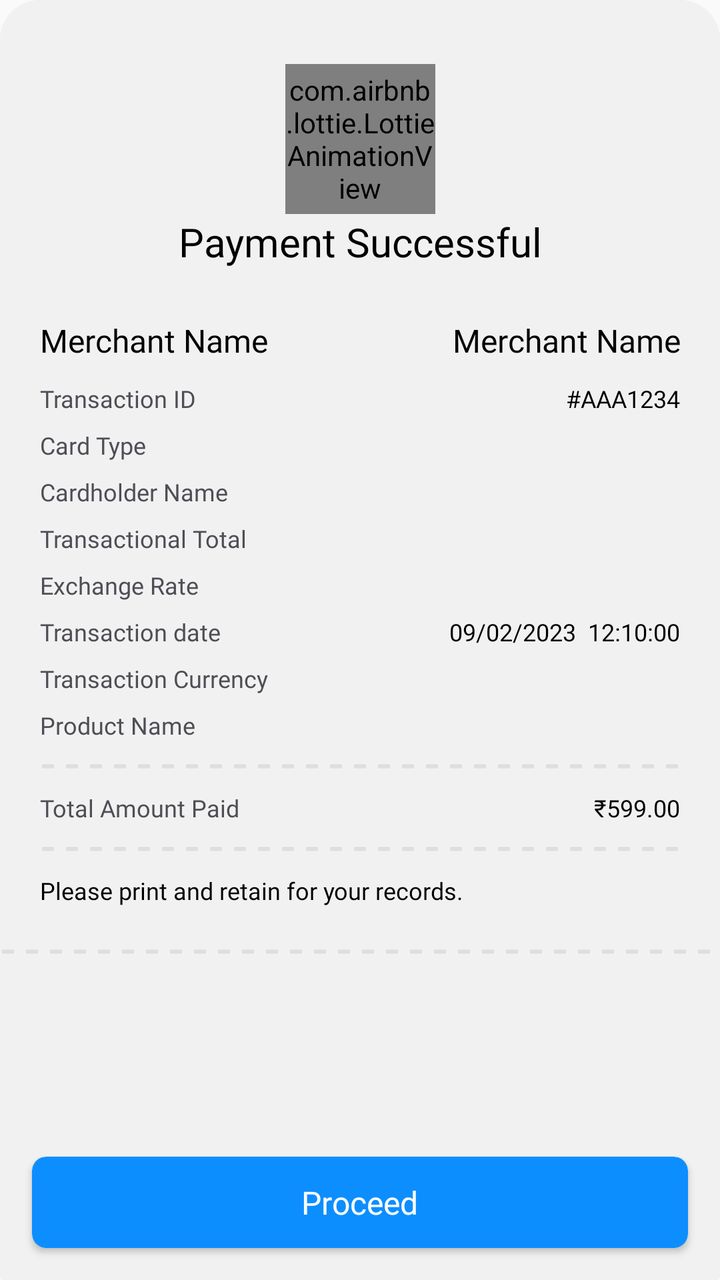
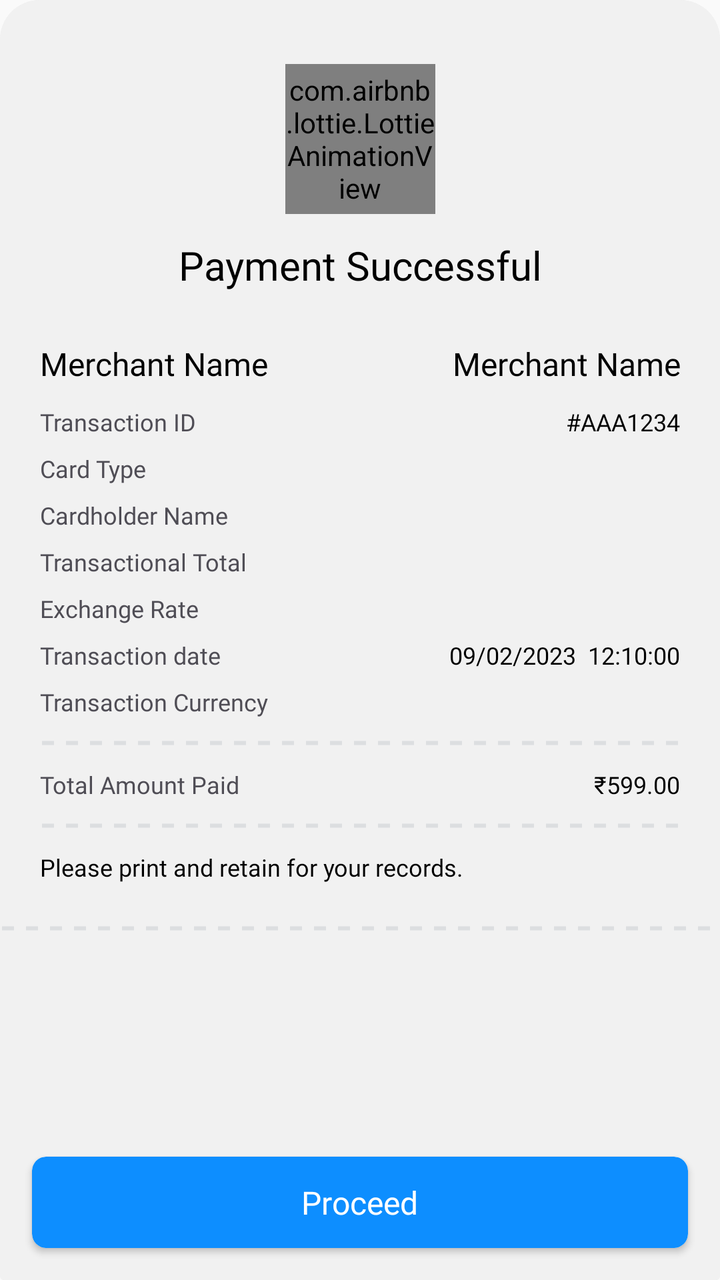

The first picture is an Android layout as it rendered before a commit; the second is the same layout after the commit. The layout source and the unified diff follow.
<!-- AndroidManifest.xml: application theme AppTheme -->
<!-- res/layout/fragment_payment_successful_with_details_bottom_sheet.xml -->
<?xml version="1.0" encoding="utf-8"?>
<androidx.coordinatorlayout.widget.CoordinatorLayout xmlns:android="http://schemas.android.com/apk/res/android"
    xmlns:app="http://schemas.android.com/apk/res-auto"
    android:layout_width="match_parent"
    android:layout_height="wrap_content"
    android:background="@drawable/bottom_sheet_bg">

    <FrameLayout
        android:id="@+id/frameLayout1"
        android:layout_width="match_parent"
        android:layout_height="wrap_content"
        android:background="@drawable/bottom_sheet_bg">

        <androidx.constraintlayout.widget.ConstraintLayout
            android:id="@+id/constraintLayout123"
            android:layout_width="match_parent"
            android:layout_height="wrap_content"
            android:background="@drawable/bottom_sheet_bg">

            <RelativeLayout
                android:id="@+id/lottieAnimationViewConstraint"
                android:layout_width="wrap_content"
                android:layout_height="wrap_content"
                android:layout_marginTop="32dp"
                app:layout_constraintEnd_toEndOf="parent"
                app:layout_constraintStart_toStartOf="parent"
                app:layout_constraintTop_toTopOf="parent">

                <com.airbnb.lottie.LottieAnimationView
                    android:id="@+id/lottieAnimationView"
                    android:layout_width="75dp"
                    android:layout_height="75dp"
                    android:layout_centerInParent="true"
                    app:lottie_autoPlay="true"
                    app:lottie_fileName="complete_json.json"
                    app:lottie_loop="true" />

            </RelativeLayout>

            <androidx.constraintlayout.widget.ConstraintLayout
                android:id="@+id/clMainContainer"
                android:layout_width="match_parent"
                android:layout_height="wrap_content"
                android:layout_marginTop="25dp"
                android:layout_marginBottom="150dp"
                app:layout_constraintBottom_toTopOf="@+id/proceedButton"
                app:layout_constraintTop_toBottomOf="@+id/lottieAnimationViewConstraint"
                app:layout_constraintVertical_bias="0.5">

                <TextView
                    android:id="@+id/tvPaymentSuccess"
                    android:layout_width="wrap_content"
                    android:layout_height="wrap_content"
                    android:fontFamily="@font/poppins_medium"
                    android:text="Payment Successful"
                    android:textColor="#000000"
                    android:gravity="center"
                    android:textSize="20sp"
                    app:layout_constraintEnd_toEndOf="parent"
                    app:layout_constraintStart_toStartOf="parent"
                    app:layout_constraintTop_toTopOf="parent" />



                <LinearLayout
                    android:id="@+id/llMainContainer"
                    android:layout_width="0dp"
                    android:orientation="vertical"
                    app:layout_constraintStart_toStartOf="parent"
                    app:layout_constraintEnd_toEndOf="parent"
                    android:layout_marginStart="20dp"
                    android:layout_marginEnd="20dp"
                    app:layout_constraintTop_toBottomOf="@+id/tvPaymentSuccess"
                    android:layout_height="wrap_content"
                    android:layout_marginTop="25dp">

                    <LinearLayout
                        android:id="@+id/llMerchantName"
                        android:layout_width="match_parent"
                        android:orientation="horizontal"
                        android:layout_height="wrap_content"
                        app:layout_constraintEnd_toEndOf="@+id/transactionIDTextView"
                        app:layout_constraintStart_toStartOf="@+id/textView24"
                        app:layout_constraintTop_toBottomOf="@+id/textView"
                        android:weightSum="2">

                        <TextView
                            android:layout_width="0dp"
                            android:layout_weight="1"
                            android:layout_height="wrap_content"
                            android:fontFamily="@font/poppins_medium"
                            android:text="Merchant Name"
                            android:textColor="#000000"
                            android:textSize="16sp"
                            />

                        <TextView
                            android:id="@+id/tvMerchantName"
                            android:layout_width="0dp"
                            android:layout_weight="1"
                            android:layout_height="wrap_content"
                            android:fontFamily="@font/poppins_medium"
                            android:text="Merchant Name"
                            android:textColor="#000000"
                            android:textSize="16sp"
                            android:gravity="end"
                            />


                    </LinearLayout>

                    <LinearLayout
                        android:layout_width="match_parent"
                        android:orientation="horizontal"
                        android:layout_height="wrap_content"
                        android:layout_marginTop="10dp"
                        android:weightSum="2">

                        <TextView
                            android:id="@+id/textView24"
                            android:layout_width="0dp"
                            android:layout_height="wrap_content"
                            android:layout_weight="1"
                            android:fontFamily="@font/poppins"
                            android:text="Transaction ID"
                            android:textColor="#4F4D55"
                            android:textSize="12sp" />

                        <TextView
                            android:id="@+id/transactionIDTextView"
                            android:layout_width="0dp"
                            android:layout_weight="1"
                            android:layout_height="wrap_content"
                            android:fontFamily="@font/poppins_medium"
                            android:text="#AAA1234"
                            android:textColor="#000000"
                            android:gravity="end"
                            android:textSize="12sp" />


                    </LinearLayout>

                    <LinearLayout
                        android:id="@+id/llCardType"
                        android:layout_width="match_parent"
                        android:orientation="horizontal"
                        android:layout_height="wrap_content"
                        android:layout_marginTop="7dp"
                        android:weightSum="2">

                        <TextView
                            android:layout_width="0dp"
                            android:layout_weight="1"
                            android:layout_height="wrap_content"
                            android:fontFamily="@font/poppins"
                            android:text="Card Type"
                            android:textColor="#4F4D55"
                            android:textSize="12sp"
                            />

                        <TextView
                            android:id="@+id/tvCardType"
                            android:layout_width="0dp"
                            android:layout_height="wrap_content"
                            android:fontFamily="@font/poppins_medium"                            android:layout_weight="1"
                            android:text=""
                            android:gravity="end"
                            android:textColor="#000000"
                            android:textSize="12sp" />


                    </LinearLayout>


                    <LinearLayout
                        android:id="@+id/llCardHolderName"
                        android:layout_width="match_parent"
                        android:orientation="horizontal"
                        android:layout_height="wrap_content"
                        android:layout_marginTop="7dp"
                        android:weightSum="2">

                        <TextView
                            android:layout_width="0dp"
                            android:layout_height="wrap_content"
                            android:fontFamily="@font/poppins"                            android:layout_weight="1"
                            android:text="Cardholder Name"
                            android:textColor="#4F4D55"
                            android:textSize="12sp" />

                        <TextView
                            android:id="@+id/tvCardHolderName"
                            android:layout_width="0dp"
                            android:layout_height="wrap_content"
                            android:fontFamily="@font/poppins_medium"
                            android:layout_weight="1"
                            android:text=""
                            android:gravity="end"
                            android:textColor="#000000"
                            android:textSize="12sp" />

                    </LinearLayout>


                    <LinearLayout
                        android:id="@+id/llTransTotal"
                        android:layout_width="match_parent"
                        android:orientation="horizontal"
                        android:layout_height="wrap_content"
                        android:layout_marginTop="7dp"
                        android:weightSum="2">

                        <TextView
                            android:id="@+id/transTotalDCC"
                            android:layout_width="0dp"
                            android:layout_height="wrap_content"
                            android:fontFamily="@font/poppins"                            android:layout_weight="1"
                            android:text="Transactional Total"
                            android:textColor="#4F4D55"
                            android:textSize="12sp" />

                        <TextView
                            android:id="@+id/tvTransTotal"
                            android:layout_width="0dp"
                            android:layout_height="wrap_content"
                            android:fontFamily="@font/poppins_medium"
                            android:layout_weight="1"
                            android:text=""
                            android:gravity="end"
                            android:textColor="#000000"
                            android:textSize="12sp" />

                    </LinearLayout>

                    <LinearLayout
                        android:id="@+id/llExchangeRate"
                        android:layout_width="match_parent"
                        android:orientation="horizontal"
                        android:layout_height="wrap_content"
                        android:layout_marginTop="7dp"
                        android:weightSum="2">

                        <TextView
                            android:layout_width="0dp"
                            android:layout_height="wrap_content"
                            android:fontFamily="@font/poppins"                            android:layout_weight="1"
                            android:text="Exchange Rate"
                            android:textColor="#4F4D55"
                            android:textSize="12sp" />

                        <TextView
                            android:id="@+id/tvExchangeRate"
                            android:layout_width="0dp"
                            android:layout_height="wrap_content"
                            android:fontFamily="@font/poppins_medium"
                            android:layout_weight="1"
                            android:text=""
                            android:gravity="end"
                            android:textColor="#000000"
                            android:textSize="12sp" />


                    </LinearLayout>

                    <LinearLayout
                        android:id="@+id/llMargin"
                        android:layout_width="match_parent"
                        android:orientation="horizontal"
                        android:layout_height="wrap_content"
                        android:layout_marginTop="7dp"
                        android:visibility="gone"
                        android:weightSum="2">

                        <TextView
                            android:layout_width="0dp"
                            android:layout_height="wrap_content"
                            android:fontFamily="@font/poppins"                            android:layout_weight="1"
                            android:text="Margin"
                            android:textColor="#4F4D55"
                            android:textSize="12sp" />

                        <TextView
                            android:id="@+id/tvMargin"
                            android:layout_width="0dp"
                            android:layout_height="wrap_content"
                            android:fontFamily="@font/poppins_medium"
                            android:layout_weight="1"
                            android:text=""
                            android:gravity="end"
                            android:textColor="#000000"
                            android:textSize="12sp" />


                    </LinearLayout>

                    <LinearLayout
                        android:layout_width="match_parent"
                        android:orientation="horizontal"
                        android:layout_height="wrap_content"
                        android:layout_marginTop="7dp"
                        android:weightSum="2">

                        <TextView
                            android:id="@+id/textView26"
                            android:layout_width="0dp"
                            android:layout_height="wrap_content"
                            android:fontFamily="@font/poppins"
                            android:text="Transaction date"
                            android:layout_weight="1"
                            android:textColor="#4F4D55"
                            android:textSize="12sp" />

                        <TextView
                            android:id="@+id/transactionDateAndTimeTextView"
                            android:layout_width="0dp"
                            android:layout_weight="1"
                            android:gravity="end"
                            android:layout_height="wrap_content"
                            android:fontFamily="@font/poppins_medium"
                            android:text="09/02/2023  12:10:00"
                            android:textColor="#000000"
                            android:textSize="12sp"
                            app:layout_constraintEnd_toEndOf="parent" />


                    </LinearLayout>


                    <LinearLayout
                        android:id="@+id/llTransCurrency"
                        android:layout_width="match_parent"
                        android:orientation="horizontal"
                        android:layout_height="wrap_content"
                        android:layout_marginTop="7dp"
                        android:weightSum="2">

                        <TextView
                            android:layout_width="0dp"
                            android:layout_height="wrap_content"
                            android:fontFamily="@font/poppins"
                            android:layout_weight="1"
                            android:text="Transaction Currency"
                            android:textColor="#4F4D55"
                            android:textSize="12sp" />

                        <TextView
                            android:id="@+id/tvTransCurrency"
                            android:layout_width="0dp"
                            android:layout_height="wrap_content"
                            android:fontFamily="@font/poppins_medium"
                            android:layout_weight="1"
                            android:text=""
                            android:gravity="end"
                            android:textColor="#000000"
                            android:textSize="12sp" />


                    </LinearLayout>
                    <LinearLayout
                        android:id="@+id/llProductName"
                        android:layout_width="match_parent"
                        android:orientation="horizontal"
                        android:layout_height="wrap_content"
                        android:layout_marginTop="7dp"
                        android:visibility="visible"
                        android:weightSum="2">

                        <TextView
                            android:layout_width="0dp"
                            android:layout_height="wrap_content"
                            android:layout_weight="0.6"
                            android:gravity="start"
                            android:fontFamily="@font/poppins"
                            android:text="Product Name"
                            android:textColor="#4F4D55"
                            android:textSize="12sp" />

                        <LinearLayout
                            android:layout_width="0dp"
                            android:layout_weight="1.4"
                            android:orientation="vertical"
                            android:layout_height="wrap_content">

                            <TextView
                                android:id="@+id/tvProduct"
                                android:layout_width="match_parent"
                                android:layout_height="wrap_content"
                                android:fontFamily="@font/inter_medium"
                                android:text=""
                                android:ellipsize="end"
                                android:textColor="#000000"
                                android:gravity="end"
                                android:textSize="12sp" />

                            <TextView
                                android:id="@+id/viewMoreTextView"
                                android:layout_width="wrap_content"
                                android:layout_height="wrap_content"
                                android:fontFamily="@font/inter_medium"
                                android:text="@string/view_more_items"
                                android:layout_gravity="end"
                                android:textColor="#007BFF"
                                android:textSize="12sp"
                                android:visibility="gone"
                                android:layout_marginTop="4dp" />
                        </LinearLayout>


                    </LinearLayout>


                    <View
                        android:layout_width="match_parent"
                        android:layout_height="5dp"
                        android:layout_marginTop="10dp"
                        android:background="@drawable/dotted_line" />

                    <LinearLayout
                        android:layout_width="match_parent"
                        android:orientation="horizontal"
                        android:layout_height="wrap_content"
                        android:layout_marginTop="10dp"
                        android:weightSum="2">

                        <TextView
                            android:id="@+id/textView25"
                            android:layout_width="0dp"
                            android:layout_weight="1"
                            android:layout_height="wrap_content"
                            android:fontFamily="@font/poppins"
                            android:text="Total Amount Paid"
                            android:textColor="#4F4D55"
                            android:textSize="12sp" />

                        <TextView
                            android:id="@+id/transactionAmountTextView"
                            android:layout_width="0dp"
                            android:layout_height="wrap_content"
                            android:fontFamily="@font/inter_medium"
                            android:text="₹599.00"
                            android:layout_weight="1"
                            android:gravity="end"
                            android:textColor="#000000"
                            android:textSize="12sp" />


                    </LinearLayout>

                    <View
                        android:layout_width="match_parent"
                        android:layout_height="5dp"
                        android:layout_marginTop="10dp"
                        android:background="@drawable/dotted_line" />

                    <TextView
                        android:layout_marginTop="10dp"
                        android:id="@+id/tv_info"
                        android:layout_width="match_parent"
                        android:layout_height="wrap_content"
                        android:fontFamily="@font/poppins_medium"
                        android:text="Please print and retain for your records."
                        android:textColor="#000000"
                        android:textSize="12sp" />


                </LinearLayout>



            </androidx.constraintlayout.widget.ConstraintLayout>

            <View
                android:id="@+id/dottedLast"
                android:layout_width="match_parent"
                android:layout_height="5dp"
                android:layout_marginTop="20dp"
                android:background="@drawable/dotted_line"
                app:layout_constraintStart_toStartOf="parent"
                app:layout_constraintEnd_toEndOf="parent"
                android:layout_marginBottom="10dp"
                app:layout_constraintTop_toBottomOf="@+id/clMainContainer"/>


            <LinearLayout
                android:visibility="gone"
                android:id="@+id/llRedirectLink"
                android:layout_width="wrap_content"
                android:orientation="horizontal"
                android:layout_height="wrap_content"
                android:layout_marginTop="20dp"
                app:layout_constraintStart_toStartOf="parent"
                app:layout_constraintEnd_toEndOf="parent"
                android:layout_marginBottom="10dp"
                app:layout_constraintTop_toBottomOf="@+id/dottedLast"
                >

                <TextView
                    android:layout_width="wrap_content"
                    android:layout_height="wrap_content"
                    android:fontFamily="@font/poppins"
                    android:text="Redirect back to the "
                    android:textColor="#4F4D55"
                    android:textSize="12sp" />

                <TextView
                    android:id="@+id/tvMerchantSite"
                    android:layout_width="wrap_content"
                    android:layout_height="wrap_content"
                    android:fontFamily="@font/inter_medium"
                    android:text="merchant’s site"
                    android:textColor="#FF0023"
                    android:textSize="12sp" />


            </LinearLayout>



            <androidx.cardview.widget.CardView
                android:id="@+id/proceedButton"
                android:layout_width="match_parent"
                android:layout_height="wrap_content"
                android:layout_marginStart="16dp"
                android:layout_marginEnd="16dp"
                android:layout_marginBottom="16dp"
                android:clickable="true"
                android:elevation="0dp"
                app:cardCornerRadius="7dp"
                android:visibility="visible"
                app:layout_constraintBottom_toBottomOf="parent"
                app:layout_constraintEnd_toEndOf="parent"
                app:layout_constraintStart_toStartOf="parent">

                <RelativeLayout
                    android:id="@+id/proceedButtonRelativeLayout"
                    android:layout_width="match_parent"
                    android:layout_height="wrap_content"
                    android:background="@drawable/button_bg"
                    android:padding="12dp">

                    <ProgressBar
                        android:id="@+id/progressBar"
                        android:layout_width="15dp"
                        android:layout_height="15dp"
                        android:layout_centerInParent="true"
                        android:indeterminateDrawable="@drawable/loader_01"
                        android:rotation="90"
                        android:visibility="gone" />

                    <TextView
                        android:id="@+id/textView6"
                        android:layout_width="wrap_content"
                        android:layout_height="wrap_content"
                        android:layout_centerInParent="true"
                        android:fontFamily="@font/poppins_semibold"
                        android:text="Proceed"
                        android:textColor="#FFFFFF"
                        android:textSize="16sp" />
                </RelativeLayout>
            </androidx.cardview.widget.CardView>
        </androidx.constraintlayout.widget.ConstraintLayout>
    </FrameLayout>
</androidx.coordinatorlayout.widget.CoordinatorLayout>
<!-- resources referenced by this layout -->
<resources>
  <!-- drawable bottom_sheet_bg (drawable) -->
  <?xml version="1.0" encoding="utf-8"?>
  <shape xmlns:android="http://schemas.android.com/apk/res/android">
      <solid android:color="#F1F1F1"/>
      <corners android:topLeftRadius="20dp"
          android:topRightRadius="20dp"
          android:bottomLeftRadius="2dp"
          android:bottomRightRadius="2dp"/>
  </shape>
  <!-- drawable button_bg (drawable) -->
  <?xml version="1.0" encoding="utf-8"?>
  <shape xmlns:android="http://schemas.android.com/apk/res/android">
  <solid android:color="#0D8EFF"/>
      <corners android:radius="7dp"/>
  </shape>
  <!-- drawable dotted_line (drawable) -->
  <?xml version="1.0" encoding="utf-8"?>
  <shape xmlns:android="http://schemas.android.com/apk/res/android"
      android:shape="line">
      <stroke
          android:width="2dp"
          android:color="#DCDEE0"
          android:dashWidth="6dp"
          android:dashGap="6dp" />
  </shape>
  <!-- drawable loader_01 (drawable) -->
  <vector xmlns:android="http://schemas.android.com/apk/res/android"
      android:width="20dp"
      android:height="20dp"
      android:viewportWidth="20"
      android:viewportHeight="20">
    <path
        android:pathData="M10,5.929V2.5M10,17.5V14.071M14.071,10H17.5M2.5,10H5.929M12.879,7.121L15.304,4.697M4.696,15.303L7.121,12.879M12.879,12.879L15.304,15.303M4.696,4.697L7.121,7.121"
        android:strokeLineJoin="round"
        android:strokeWidth="2"
        android:fillColor="#00000000"
        android:strokeColor="#ffffff"
        android:strokeLineCap="round"/>
  </vector>
  <string name="view_more_items"><u>View More Items</u></string>
  <style name="AppTheme" parent="Theme.AppCompat.Light.NoActionBar" />
</resources>

<!-- the commit's change to res/layout/fragment_payment_successful_with_details_bottom_sheet.xml (unified diff, before → after) -->
@@ -362,7 +362,7 @@
                         android:orientation="horizontal"
                         android:layout_height="wrap_content"
                         android:layout_marginTop="7dp"
-                        android:visibility="visible"
+                        android:visibility="gone"
                         android:weightSum="2">
 
                         <TextView
